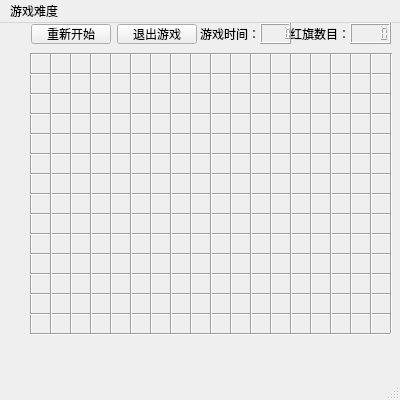
Before: the Qt Designer form mainwindow.ui in just-zb/MineSweeper, drawn with Qt 5.
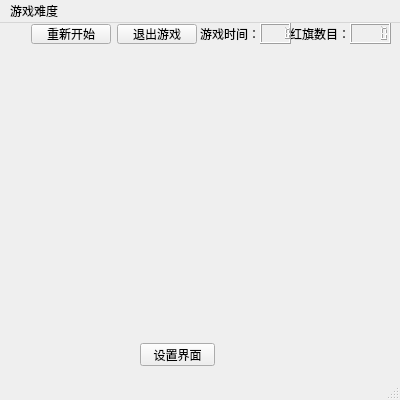
After: the same form once the commit is applied.

Patch:
```diff
--- a/mainwindow.ui
+++ b/mainwindow.ui
@@ -27,448 +27,6 @@
      <string/>
     </property>
    </widget>
-   <widget class="Line" name="line">
-    <property name="geometry">
-     <rect>
-      <x>30</x>
-      <y>30</y>
-      <width>360</width>
-      <height>3</height>
-     </rect>
-    </property>
-    <property name="orientation">
-     <enum>Qt::Horizontal</enum>
-    </property>
-   </widget>
-   <widget class="Line" name="line_2">
-    <property name="geometry">
-     <rect>
-      <x>30</x>
-      <y>30</y>
-      <width>3</width>
-      <height>280</height>
-     </rect>
-    </property>
-    <property name="orientation">
-     <enum>Qt::Vertical</enum>
-    </property>
-   </widget>
-   <widget class="Line" name="line_3">
-    <property name="geometry">
-     <rect>
-      <x>30</x>
-      <y>50</y>
-      <width>360</width>
-      <height>3</height>
-     </rect>
-    </property>
-    <property name="orientation">
-     <enum>Qt::Horizontal</enum>
-    </property>
-   </widget>
-   <widget class="Line" name="line_4">
-    <property name="geometry">
-     <rect>
-      <x>30</x>
-      <y>70</y>
-      <width>360</width>
-      <height>3</height>
-     </rect>
-    </property>
-    <property name="orientation">
-     <enum>Qt::Horizontal</enum>
-    </property>
-   </widget>
-   <widget class="Line" name="line_5">
-    <property name="geometry">
-     <rect>
-      <x>30</x>
-      <y>90</y>
-      <width>360</width>
-      <height>3</height>
-     </rect>
-    </property>
-    <property name="orientation">
-     <enum>Qt::Horizontal</enum>
-    </property>
-   </widget>
-   <widget class="Line" name="line_6">
-    <property name="geometry">
-     <rect>
-      <x>30</x>
-      <y>110</y>
-      <width>360</width>
-      <height>3</height>
-     </rect>
-    </property>
-    <property name="orientation">
-     <enum>Qt::Horizontal</enum>
-    </property>
-   </widget>
-   <widget class="Line" name="line_7">
-    <property name="geometry">
-     <rect>
-      <x>30</x>
-      <y>130</y>
-      <width>360</width>
-      <height>3</height>
-     </rect>
-    </property>
-    <property name="orientation">
-     <enum>Qt::Horizontal</enum>
-    </property>
-   </widget>
-   <widget class="Line" name="line_8">
-    <property name="geometry">
-     <rect>
-      <x>30</x>
-      <y>150</y>
-      <width>360</width>
-      <height>3</height>
-     </rect>
-    </property>
-    <property name="orientation">
-     <enum>Qt::Horizontal</enum>
-    </property>
-   </widget>
-   <widget class="Line" name="line_9">
-    <property name="geometry">
-     <rect>
-      <x>30</x>
-      <y>170</y>
-      <width>360</width>
-      <height>3</height>
-     </rect>
-    </property>
-    <property name="orientation">
-     <enum>Qt::Horizontal</enum>
-    </property>
-   </widget>
-   <widget class="Line" name="line_10">
-    <property name="geometry">
-     <rect>
-      <x>30</x>
-      <y>190</y>
-      <width>360</width>
-      <height>3</height>
-     </rect>
-    </property>
-    <property name="orientation">
-     <enum>Qt::Horizontal</enum>
-    </property>
-   </widget>
-   <widget class="Line" name="line_11">
-    <property name="geometry">
-     <rect>
-      <x>30</x>
-      <y>210</y>
-      <width>360</width>
-      <height>3</height>
-     </rect>
-    </property>
-    <property name="orientation">
-     <enum>Qt::Horizontal</enum>
-    </property>
-   </widget>
-   <widget class="Line" name="line_12">
-    <property name="geometry">
-     <rect>
-      <x>30</x>
-      <y>230</y>
-      <width>360</width>
-      <height>3</height>
-     </rect>
-    </property>
-    <property name="orientation">
-     <enum>Qt::Horizontal</enum>
-    </property>
-   </widget>
-   <widget class="Line" name="line_13">
-    <property name="geometry">
-     <rect>
-      <x>30</x>
-      <y>250</y>
-      <width>360</width>
-      <height>3</height>
-     </rect>
-    </property>
-    <property name="orientation">
-     <enum>Qt::Horizontal</enum>
-    </property>
-   </widget>
-   <widget class="Line" name="line_14">
-    <property name="geometry">
-     <rect>
-      <x>30</x>
-      <y>270</y>
-      <width>360</width>
-      <height>3</height>
-     </rect>
-    </property>
-    <property name="orientation">
-     <enum>Qt::Horizontal</enum>
-    </property>
-   </widget>
-   <widget class="Line" name="line_15">
-    <property name="geometry">
-     <rect>
-      <x>30</x>
-      <y>290</y>
-      <width>360</width>
-      <height>3</height>
-     </rect>
-    </property>
-    <property name="orientation">
-     <enum>Qt::Horizontal</enum>
-    </property>
-   </widget>
-   <widget class="Line" name="line_16">
-    <property name="geometry">
-     <rect>
-      <x>30</x>
-      <y>310</y>
-      <width>360</width>
-      <height>3</height>
-     </rect>
-    </property>
-    <property name="orientation">
-     <enum>Qt::Horizontal</enum>
-    </property>
-   </widget>
-   <widget class="Line" name="line_17">
-    <property name="geometry">
-     <rect>
-      <x>50</x>
-      <y>30</y>
-      <width>3</width>
-      <height>280</height>
-     </rect>
-    </property>
-    <property name="orientation">
-     <enum>Qt::Vertical</enum>
-    </property>
-   </widget>
-   <widget class="Line" name="line_18">
-    <property name="geometry">
-     <rect>
-      <x>70</x>
-      <y>30</y>
-      <width>3</width>
-      <height>280</height>
-     </rect>
-    </property>
-    <property name="orientation">
-     <enum>Qt::Vertical</enum>
-    </property>
-   </widget>
-   <widget class="Line" name="line_19">
-    <property name="geometry">
-     <rect>
-      <x>90</x>
-      <y>30</y>
-      <width>3</width>
-      <height>280</height>
-     </rect>
-    </property>
-    <property name="orientation">
-     <enum>Qt::Vertical</enum>
-    </property>
-   </widget>
-   <widget class="Line" name="line_20">
-    <property name="geometry">
-     <rect>
-      <x>110</x>
-      <y>30</y>
-      <width>3</width>
-      <height>280</height>
-     </rect>
-    </property>
-    <property name="orientation">
-     <enum>Qt::Vertical</enum>
-    </property>
-   </widget>
-   <widget class="Line" name="line_21">
-    <property name="geometry">
-     <rect>
-      <x>130</x>
-      <y>30</y>
-      <width>3</width>
-      <height>280</height>
-     </rect>
-    </property>
-    <property name="orientation">
-     <enum>Qt::Vertical</enum>
-    </property>
-   </widget>
-   <widget class="Line" name="line_22">
-    <property name="geometry">
-     <rect>
-      <x>150</x>
-      <y>30</y>
-      <width>3</width>
-      <height>280</height>
-     </rect>
-    </property>
-    <property name="orientation">
-     <enum>Qt::Vertical</enum>
-    </property>
-   </widget>
-   <widget class="Line" name="line_23">
-    <property name="geometry">
-     <rect>
-      <x>170</x>
-      <y>30</y>
-      <width>3</width>
-      <height>280</height>
-     </rect>
-    </property>
-    <property name="orientation">
-     <enum>Qt::Vertical</enum>
-    </property>
-   </widget>
-   <widget class="Line" name="line_24">
-    <property name="geometry">
-     <rect>
-      <x>190</x>
-      <y>30</y>
-      <width>3</width>
-      <height>280</height>
-     </rect>
-    </property>
-    <property name="orientation">
-     <enum>Qt::Vertical</enum>
-    </property>
-   </widget>
-   <widget class="Line" name="line_25">
-    <property name="geometry">
-     <rect>
-      <x>210</x>
-      <y>30</y>
-      <width>3</width>
-      <height>280</height>
-     </rect>
-    </property>
-    <property name="orientation">
-     <enum>Qt::Vertical</enum>
-    </property>
-   </widget>
-   <widget class="Line" name="line_26">
-    <property name="geometry">
-     <rect>
-      <x>230</x>
-      <y>30</y>
-      <width>3</width>
-      <height>280</height>
-     </rect>
-    </property>
-    <property name="orientation">
-     <enum>Qt::Vertical</enum>
-    </property>
-   </widget>
-   <widget class="Line" name="line_27">
-    <property name="geometry">
-     <rect>
-      <x>250</x>
-      <y>30</y>
-      <width>3</width>
-      <height>280</height>
-     </rect>
-    </property>
-    <property name="orientation">
-     <enum>Qt::Vertical</enum>
-    </property>
-   </widget>
-   <widget class="Line" name="line_28">
-    <property name="geometry">
-     <rect>
-      <x>270</x>
-      <y>30</y>
-      <width>3</width>
-      <height>280</height>
-     </rect>
-    </property>
-    <property name="orientation">
-     <enum>Qt::Vertical</enum>
-    </property>
-   </widget>
-   <widget class="Line" name="line_29">
-    <property name="geometry">
-     <rect>
-      <x>290</x>
-      <y>30</y>
-      <width>3</width>
-      <height>280</height>
-     </rect>
-    </property>
-    <property name="orientation">
-     <enum>Qt::Vertical</enum>
-    </property>
-   </widget>
-   <widget class="Line" name="line_30">
-    <property name="geometry">
-     <rect>
-      <x>310</x>
-      <y>30</y>
-      <width>3</width>
-      <height>280</height>
-     </rect>
-    </property>
-    <property name="orientation">
-     <enum>Qt::Vertical</enum>
-    </property>
-   </widget>
-   <widget class="Line" name="line_31">
-    <property name="geometry">
-     <rect>
-      <x>330</x>
-      <y>30</y>
-      <width>3</width>
-      <height>280</height>
-     </rect>
-    </property>
-    <property name="orientation">
-     <enum>Qt::Vertical</enum>
-    </property>
-   </widget>
-   <widget class="Line" name="line_32">
-    <property name="geometry">
-     <rect>
-      <x>350</x>
-      <y>30</y>
-      <width>3</width>
-      <height>280</height>
-     </rect>
-    </property>
-    <property name="orientation">
-     <enum>Qt::Vertical</enum>
-    </property>
-   </widget>
-   <widget class="Line" name="line_33">
-    <property name="geometry">
-     <rect>
-      <x>370</x>
-      <y>30</y>
-      <width>3</width>
-      <height>280</height>
-     </rect>
-    </property>
-    <property name="orientation">
-     <enum>Qt::Vertical</enum>
-    </property>
-   </widget>
-   <widget class="Line" name="line_34">
-    <property name="geometry">
-     <rect>
-      <x>390</x>
-      <y>30</y>
-      <width>3</width>
-      <height>280</height>
-     </rect>
-    </property>
-    <property name="orientation">
-     <enum>Qt::Vertical</enum>
-    </property>
-   </widget>
    <widget class="QPushButton" name="pushButton">
     <property name="geometry">
      <rect>
@@ -556,6 +114,19 @@
      <string notr="true">color: rgb(85, 255, 127);</string>
     </property>
    </widget>
+   <widget class="QPushButton" name="pushButton_3">
+    <property name="geometry">
+     <rect>
+      <x>140</x>
+      <y>320</y>
+      <width>75</width>
+      <height>23</height>
+     </rect>
+    </property>
+    <property name="text">
+     <string>设置界面</string>
+    </property>
+   </widget>
   </widget>
   <widget class="QMenuBar" name="menuBar">
    <property name="geometry">
```
